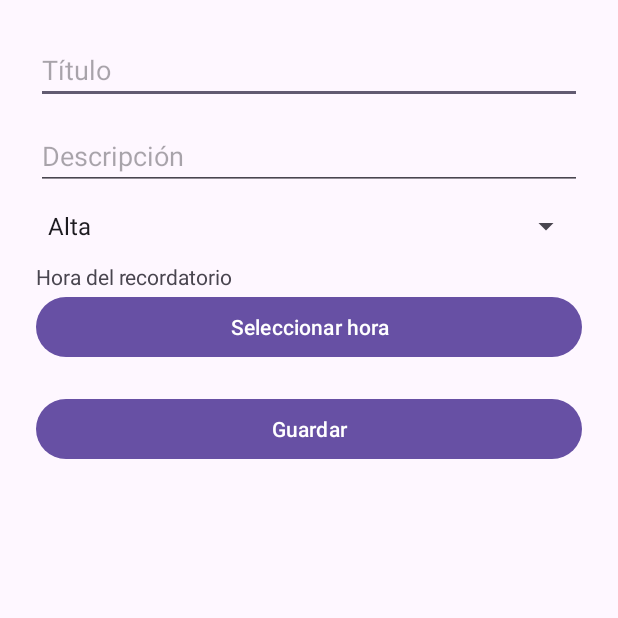
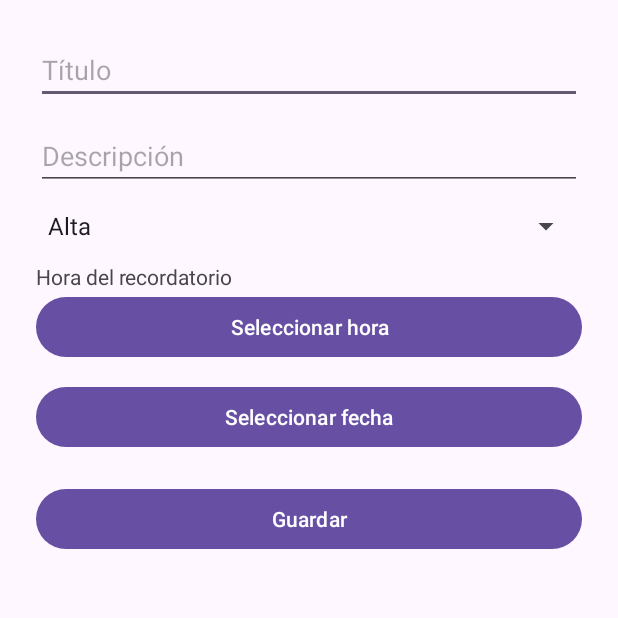
Before and after one commit to 4ndreaCatMen/TFG_CatalanMenachoAndrea, an Android app: the AgregarTareaActivity screen opened directly, with no data from a screen before it, on a phone screen of 412 x 824 dp, the top half of it. Run offline under Robolectric (Android 15) with nearby library versions, the light colour scheme and no system bars.

Commit message:
seleccion fecha de tareas

```diff
--- a/app/src/main/java/com/example/tidytask/TareaAdapter.kt
+++ b/app/src/main/java/com/example/tidytask/TareaAdapter.kt
@@ -20,6 +20,7 @@ class TareaAdapter(
         val tvDescripcion: TextView = itemView.findViewById(R.id.tvDescripcion)
         val tvPrioridad: TextView = itemView.findViewById(R.id.tvPrioridad)
         val tvHora: TextView = itemView.findViewById(R.id.tvHora)
+        val tvFecha: TextView = itemView.findViewById(R.id.tvFecha)
         val checkBox: CheckBox = itemView.findViewById(R.id.checkBoxCompletada)
     }
 
@@ -35,6 +36,7 @@ class TareaAdapter(
         holder.tvDescripcion.text = tarea.descripcion
         holder.tvPrioridad.text = "Prioridad: ${tarea.prioridad}"
         holder.tvHora.text = "Hora: ${tarea.hora}"
+        holder.tvFecha.text = "Fecha: ${tarea.fecha}"
         holder.checkBox.isChecked = tarea.completada
 
         aplicarEstiloTachado(holder, tarea.completada)
--- a/app/src/main/res/layout/activity_agregar_tarea.xml
+++ b/app/src/main/res/layout/activity_agregar_tarea.xml
@@ -38,6 +38,14 @@
         android:text="Seleccionar hora" />
 
     <Button
+        android:id="@+id/btnSeleccionarFecha"
+        android:layout_width="match_parent"
+        android:layout_height="wrap_content"
+        android:text="Seleccionar fecha"
+        android:layout_marginTop="12dp" />
+
+
+    <Button
         android:id="@+id/btnGuardarTarea"
         android:layout_width="match_parent"
         android:layout_height="wrap_content"
```
Also changed, not shown: app/src/main/java/com/example/tidytask/AgregarTareaActivity.kt (+19 -1 lines), app/src/main/res/layout/item_tarea.xml (+9 -0 lines).
